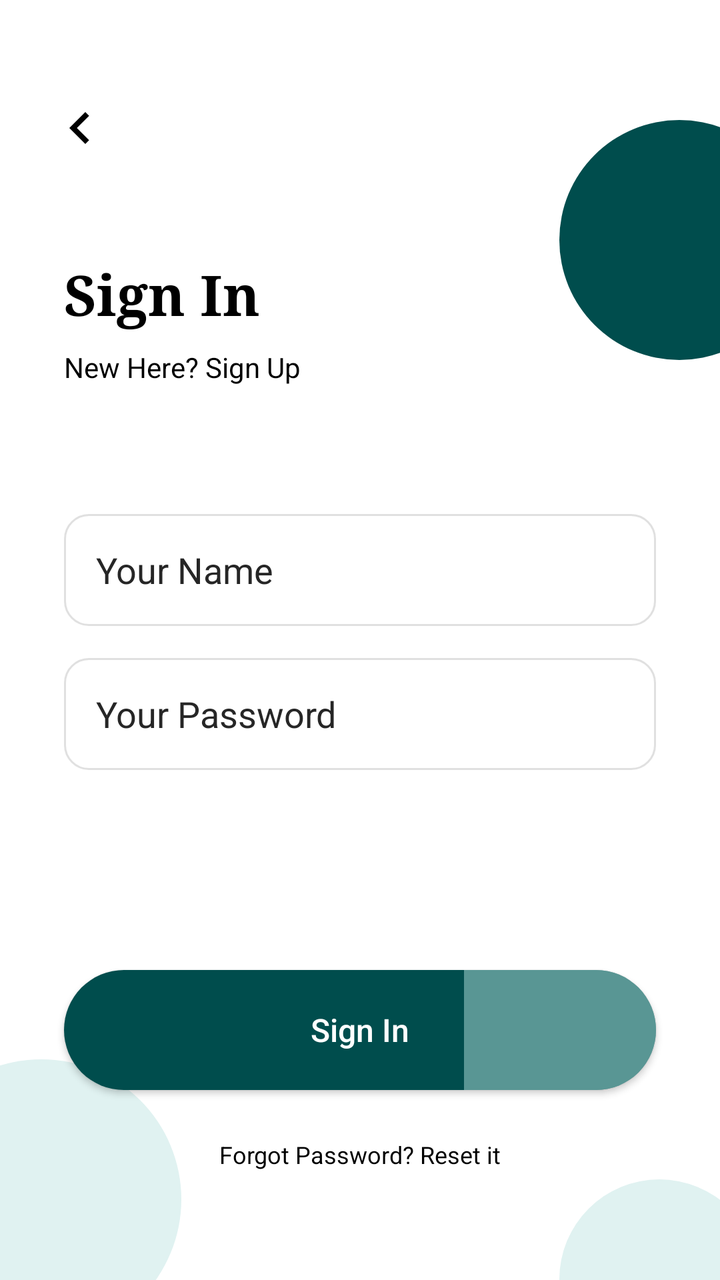
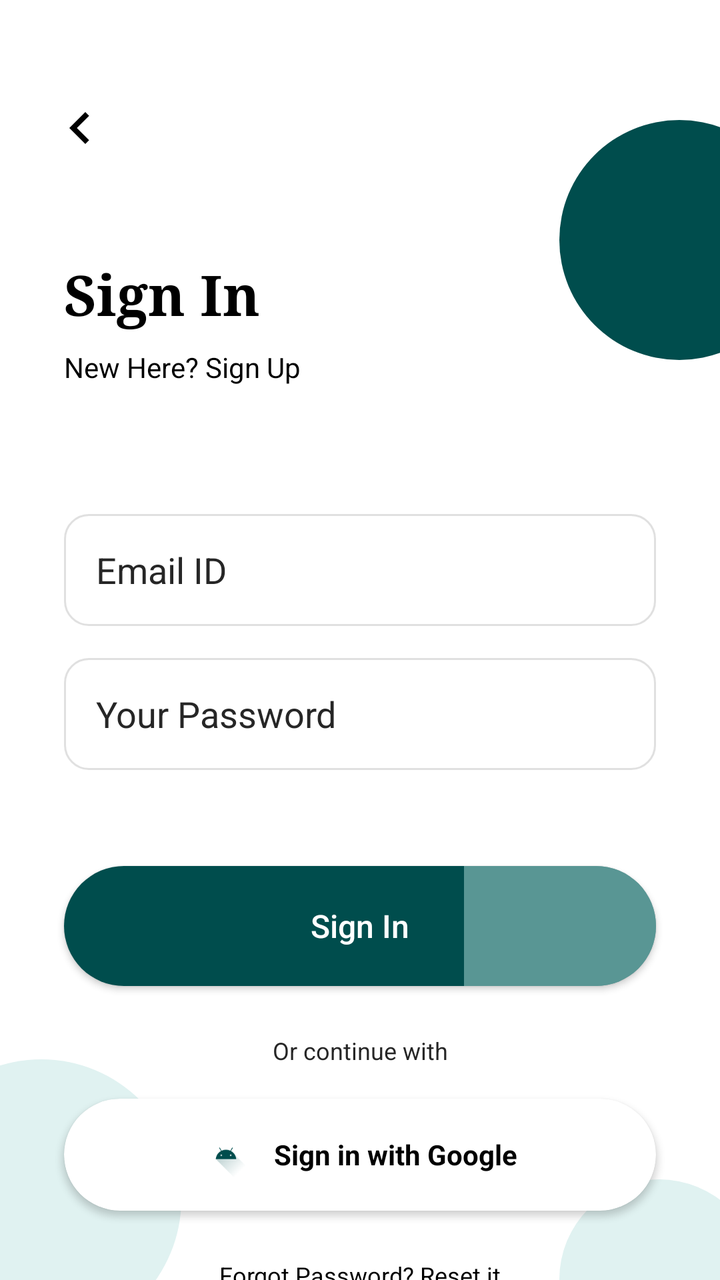

Compare the two renders of this Android layout. The source of the first and the diff that turns it into the second are given below.
<!-- AndroidManifest.xml: application theme Theme.SmartHome -->
<!-- res/layout/activity_sign_in.xml -->
<?xml version="1.0" encoding="utf-8"?>

<androidx.constraintlayout.widget.ConstraintLayout xmlns:android="http://schemas.android.com/apk/res/android"
    xmlns:app="http://schemas.android.com/apk/res-auto"
    android:layout_width="match_parent"
    android:layout_height="match_parent"
    android:background="@color/white"
    android:clipChildren="false">

    
    <View
        android:layout_width="120dp"
        android:layout_height="120dp"
        android:layout_marginEnd="-40dp"
        android:layout_marginTop="60dp"
        android:background="@drawable/blob_dark_teal"
        app:layout_constraintEnd_toEndOf="parent"
        app:layout_constraintTop_toTopOf="parent" />

    <View
        android:layout_width="140dp"
        android:layout_height="140dp"
        android:layout_marginStart="-50dp"
        android:layout_marginBottom="-30dp"
        android:background="@drawable/blob_top_left"
        app:layout_constraintBottom_toBottomOf="parent"
        app:layout_constraintStart_toStartOf="parent" />

    <View
        android:layout_width="100dp"
        android:layout_height="100dp"
        android:layout_marginEnd="-20dp"
        android:layout_marginBottom="-50dp"
        android:background="@drawable/blob_top_left"
        app:layout_constraintBottom_toBottomOf="parent"
        app:layout_constraintEnd_toEndOf="parent" />

    
    <ImageView
        android:id="@+id/iv_back"
        android:layout_width="32dp"
        android:layout_height="32dp"
        android:layout_marginStart="24dp"
        android:layout_marginTop="48dp"
        android:src="@drawable/ic_arrow_back"
        app:layout_constraintStart_toStartOf="parent"
        app:layout_constraintTop_toTopOf="parent"
        app:tint="@color/black" />

    <TextView
        android:id="@+id/tv_sign_in_title"
        android:layout_width="wrap_content"
        android:layout_height="wrap_content"
        android:layout_marginStart="32dp"
        android:layout_marginTop="48dp"
        android:fontFamily="serif"
        android:text="Sign In"
        android:textColor="@color/black"
        android:textSize="28sp"
        android:textStyle="bold"
        app:layout_constraintStart_toStartOf="parent"
        app:layout_constraintTop_toBottomOf="@id/iv_back" />

    <TextView
        android:id="@+id/tv_sign_up_link"
        android:layout_width="wrap_content"
        android:layout_height="wrap_content"
        android:layout_marginStart="32dp"
        android:layout_marginTop="8dp"
        android:text="New Here? Sign Up"
        android:textColor="@color/black"
        android:textSize="14sp"
        app:layout_constraintStart_toStartOf="parent"
        app:layout_constraintTop_toBottomOf="@id/tv_sign_in_title" />

    <EditText
        android:id="@+id/et_name"
        android:layout_width="match_parent"
        android:layout_height="56dp"
        android:layout_marginHorizontal="32dp"
        android:layout_marginTop="64dp"
        android:background="@drawable/bg_edittext"
        android:hint="Your Name"
        android:inputType="textPersonName"
        android:paddingHorizontal="16dp"
        android:textColorHint="@color/gray_text"
        app:layout_constraintTop_toBottomOf="@+id/tv_sign_up_link" />

    <EditText
        android:id="@+id/et_password"
        android:layout_width="match_parent"
        android:layout_height="56dp"
        android:layout_marginHorizontal="32dp"
        android:layout_marginTop="16dp"
        android:background="@drawable/bg_edittext"
        android:hint="Your Password"
        android:inputType="textPassword"
        android:paddingHorizontal="16dp"
        android:textColorHint="@color/gray_text"
        app:layout_constraintTop_toBottomOf="@+id/et_name" />

    <androidx.appcompat.widget.AppCompatButton
        android:id="@+id/btn_sign_in"
        android:layout_width="match_parent"
        android:layout_height="60dp"
        android:layout_marginHorizontal="32dp"
        android:layout_marginTop="100dp"
        android:background="@drawable/bg_pill_button"
        android:text="Sign In"
        android:textAllCaps="false"
        android:textColor="@color/white"
        android:textSize="16sp"
        app:layout_constraintTop_toBottomOf="@+id/et_password" />

    <TextView
        android:id="@+id/tv_forgot_password"
        android:layout_width="wrap_content"
        android:layout_height="wrap_content"
        android:layout_marginTop="24dp"
        android:text="Forgot Password? Reset it"
        android:textColor="@color/black"
        android:textSize="12sp"
        app:layout_constraintEnd_toEndOf="parent"
        app:layout_constraintStart_toStartOf="parent"
        app:layout_constraintTop_toBottomOf="@+id/btn_sign_in" />

</androidx.constraintlayout.widget.ConstraintLayout>
<!-- resources referenced by this layout -->
<resources>
  <color name="black">#000000</color>
  <color name="gray_text">#262626</color>
  <color name="white">#FFFFFF</color>
  <!-- drawable bg_edittext (drawable) -->
  <?xml version="1.0" encoding="utf-8"?>
  
  <shape xmlns:android="http://schemas.android.com/apk/res/android">
      <stroke android:width="1dp" android:color="@color/light_gray" />
      <corners android:radius="12dp" />
      <solid android:color="@color/white" />
  </shape>
  <!-- drawable blob_dark_teal (drawable) -->
  <?xml version="1.0" encoding="utf-8"?>
  
  <shape xmlns:android="http://schemas.android.com/apk/res/android"
      android:shape="oval">
      <solid android:color="#004D4D" />
  </shape>
  <!-- drawable blob_top_left (drawable) -->
  <?xml version="1.0" encoding="utf-8"?>
  
  <shape xmlns:android="http://schemas.android.com/apk/res/android"
      android:shape="oval">
      <solid android:color="#E0F2F1" />
  </shape>
  <!-- drawable ic_arrow_back (drawable) -->
  <vector xmlns:android="http://schemas.android.com/apk/res/android"
      android:width="24dp"
      android:height="24dp"
      android:viewportWidth="24"
      android:viewportHeight="24">
    <path
        android:pathData="M15.41,16.59L10.83,12L15.41,7.41L14,6L8,12L14,18L15.41,16.59Z"
        android:fillColor="#000000"/>
  </vector>
  <style name="Theme.SmartHome" parent="Base.Theme.SmartHome" />
  <color name="light_gray">#E0E0E0</color>
  <style name="Base.Theme.SmartHome" parent="Theme.MaterialComponents.Light.NoActionBar">
          
          <item name="android:colorBackground">@color/background_light</item>
          <item name="android:windowLightStatusBar">true</item>
          <item name="android:statusBarColor">@color/white</item>
      </style>
  <color name="background_light">#F5F7F7</color>
  <!-- unchanged entries left out for length: 1 -->
</resources>

<!-- the commit's change to res/layout/activity_sign_in.xml (unified diff, before → after) -->
@@ -74,14 +74,14 @@
         app:layout_constraintTop_toBottomOf="@id/tv_sign_in_title" />
 
     <EditText
-        android:id="@+id/et_name"
+        android:id="@+id/et_email"
         android:layout_width="match_parent"
         android:layout_height="56dp"
         android:layout_marginHorizontal="32dp"
         android:layout_marginTop="64dp"
         android:background="@drawable/bg_edittext"
-        android:hint="Your Name"
-        android:inputType="textPersonName"
+        android:hint="Email ID"
+        android:inputType="textEmailAddress"
         android:paddingHorizontal="16dp"
         android:textColorHint="@color/gray_text"
         app:layout_constraintTop_toBottomOf="@+id/tv_sign_up_link" />
@@ -97,20 +97,70 @@
         android:inputType="textPassword"
         android:paddingHorizontal="16dp"
         android:textColorHint="@color/gray_text"
-        app:layout_constraintTop_toBottomOf="@+id/et_name" />
+        app:layout_constraintTop_toBottomOf="@+id/et_email" />
 
     <androidx.appcompat.widget.AppCompatButton
         android:id="@+id/btn_sign_in"
         android:layout_width="match_parent"
         android:layout_height="60dp"
         android:layout_marginHorizontal="32dp"
-        android:layout_marginTop="100dp"
+        android:layout_marginTop="48dp"
         android:background="@drawable/bg_pill_button"
         android:text="Sign In"
         android:textAllCaps="false"
         android:textColor="@color/white"
         android:textSize="16sp"
         app:layout_constraintTop_toBottomOf="@+id/et_password" />
+
+    <TextView
+        android:id="@+id/tv_social_text"
+        android:layout_width="wrap_content"
+        android:layout_height="wrap_content"
+        android:layout_marginTop="24dp"
+        android:text="Or continue with"
+        android:textColor="@color/gray_text"
+        android:textSize="12sp"
+        app:layout_constraintEnd_toEndOf="parent"
+        app:layout_constraintStart_toStartOf="parent"
+        app:layout_constraintTop_toBottomOf="@+id/btn_sign_in" />
+
+    
+    <androidx.cardview.widget.CardView
+        android:id="@+id/btn_google_signin"
+        android:layout_width="match_parent"
+        android:layout_height="56dp"
+        android:layout_marginHorizontal="32dp"
+        android:layout_marginTop="16dp"
+        app:cardCornerRadius="28dp"
+        app:cardElevation="2dp"
+        android:clickable="true"
+        android:focusable="true"
+        android:foreground="?attr/selectableItemBackground"
+        app:layout_constraintTop_toBottomOf="@id/tv_social_text">
+
+        <LinearLayout
+            android:layout_width="wrap_content"
+            android:layout_height="match_parent"
+            android:layout_gravity="center"
+            android:gravity="center"
+            android:orientation="horizontal">
+
+            <ImageView
+                android:layout_width="24dp"
+                android:layout_height="24dp"
+                android:src="@drawable/ic_launcher_foreground"
+                app:tint="@color/primary_teal" />
+
+            <TextView
+                android:layout_width="wrap_content"
+                android:layout_height="wrap_content"
+                android:layout_marginStart="12dp"
+                android:text="Sign in with Google"
+                android:textColor="@color/black"
+                android:textStyle="bold"
+                android:textSize="14sp" />
+        </LinearLayout>
+    </androidx.cardview.widget.CardView>
 
     <TextView
         android:id="@+id/tv_forgot_password"
@@ -122,6 +172,6 @@
         android:textSize="12sp"
         app:layout_constraintEnd_toEndOf="parent"
         app:layout_constraintStart_toStartOf="parent"
-        app:layout_constraintTop_toBottomOf="@+id/btn_sign_in" />
+        app:layout_constraintTop_toBottomOf="@+id/btn_google_signin" />
 
 </androidx.constraintlayout.widget.ConstraintLayout>
<!-- resource entries referenced after the edit -->
@@ -2,6 +2,7 @@
 <resources>
   <color name="black">#000000</color>
   <color name="gray_text">#262626</color>
+  <color name="primary_teal">#004D4D</color>
   <color name="white">#FFFFFF</color>
   <!-- drawable bg_edittext (drawable) -->
   <?xml version="1.0" encoding="utf-8"?>
@@ -35,6 +36,37 @@
         android:pathData="M15.41,16.59L10.83,12L15.41,7.41L14,6L8,12L14,18L15.41,16.59Z"
         android:fillColor="#000000"/>
   </vector>
+  <!-- drawable ic_launcher_foreground (drawable) -->
+  <vector xmlns:android="http://schemas.android.com/apk/res/android"
+      xmlns:aapt="http://schemas.android.com/aapt"
+      android:width="108dp"
+      android:height="108dp"
+      android:viewportWidth="108"
+      android:viewportHeight="108">
+      <path android:pathData="M31,63.928c0,0 6.4,-11 12.1,-13.1c7.2,-2.6 26,-1.4 26,-1.4l38.1,38.1L107,108.928l-32,-1L31,63.928z">
+          <aapt:attr name="android:fillColor">
+              <gradient
+                  android:endX="85.84757"
+                  android:endY="92.4963"
+                  android:startX="42.9492"
+                  android:startY="49.59793"
+                  android:type="linear">
+                  <item
+                      android:color="#44000000"
+                      android:offset="0.0" />
+                  <item
+                      android:color="#00000000"
+                      android:offset="1.0" />
+              </gradient>
+          </aapt:attr>
+      </path>
+      <path
+          android:fillColor="#FFFFFF"
+          android:fillType="nonZero"
+          android:pathData="M65.3,45.828l3.8,-6.6c0.2,-0.4 0.1,-0.9 -0.3,-1.1c-0.4,-0.2 -0.9,-0.1 -1.1,0.3l-3.9,6.7c-6.3,-2.8 -13.4,-2.8 -19.7,0l-3.9,-6.7c-0.2,-0.4 -0.7,-0.5 -1.1,-0.3C38.8,38.328 38.7,38.828 38.9,39.228l3.8,6.6C36.2,49.428 31.7,56.028 31,63.928h46C76.3,56.028 71.8,49.428 65.3,45.828zM43.4,57.328c-0.8,0 -1.5,-0.5 -1.8,-1.2c-0.3,-0.7 -0.1,-1.5 0.4,-2.1c0.5,-0.5 1.4,-0.7 2.1,-0.4c0.7,0.3 1.2,1 1.2,1.8C45.3,56.528 44.5,57.328 43.4,57.328L43.4,57.328zM64.6,57.328c-0.8,0 -1.5,-0.5 -1.8,-1.2s-0.1,-1.5 0.4,-2.1c0.5,-0.5 1.4,-0.7 2.1,-0.4c0.7,0.3 1.2,1 1.2,1.8C66.5,56.528 65.6,57.328 64.6,57.328L64.6,57.328z"
+          android:strokeWidth="1"
+          android:strokeColor="#00000000" />
+  </vector>
   <style name="Theme.SmartHome" parent="Base.Theme.SmartHome" />
   <color name="light_gray">#E0E0E0</color>
   <style name="Base.Theme.SmartHome" parent="Theme.MaterialComponents.Light.NoActionBar">
